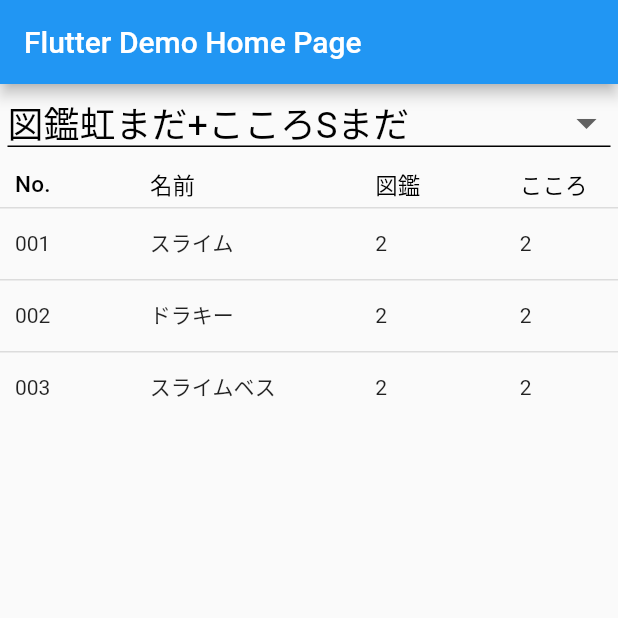
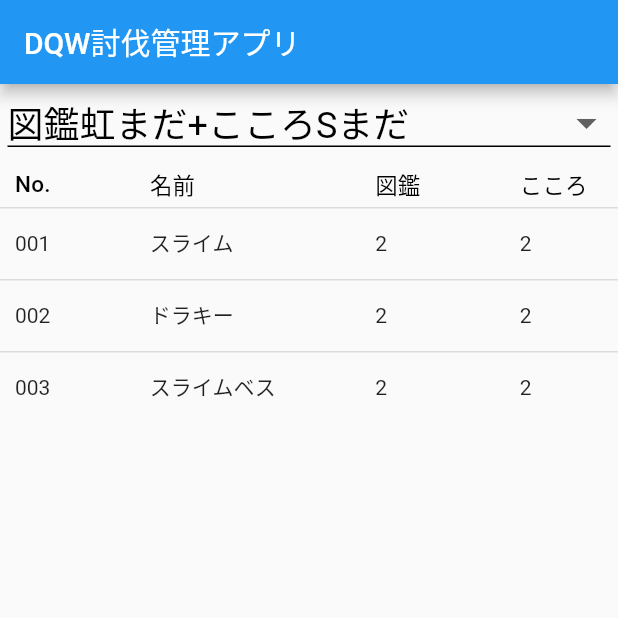
Before and after one commit to shou6216/flutter_usage, a Flutter app: the screen it shows after launch, on a phone screen of 412 x 824 dp, the top half of it. Run offline on Flutter 3.47's test engine with Material 2 defaults, Android fonts, the phone set to English and light mode, and no system bars; our stand-ins replace sqflite; accounts and stored records are empty.

Commit message:
[refactor] 不要なコメントなど削除しました

```diff
--- a/lib/main.dart
+++ b/lib/main.dart
@@ -9,43 +9,22 @@ void main() {
 }
 
 class MyApp extends StatelessWidget {
-  // This widget is the root of your application.
   @override
   Widget build(BuildContext context) {
+    final String title = 'DQW討伐管理アプリ';
     return MaterialApp(
-      title: 'Flutter Demo',
+      title: title,
       theme: ThemeData(
-        // This is the theme of your application.
-        //
-        // Try running your application with "flutter run". You'll see the
-        // application has a blue toolbar. Then, without quitting the app, try
-        // changing the primarySwatch below to Colors.green and then invoke
-        // "hot reload" (press "r" in the console where you ran "flutter run",
-        // or simply save your changes to "hot reload" in a Flutter IDE).
-        // Notice that the counter didn't reset back to zero; the application
-        // is not restarted.
         primarySwatch: Colors.blue,
-        // This makes the visual density adapt to the platform that you run
-        // the app on. For desktop platforms, the controls will be smaller and
-        // closer together (more dense) than on mobile platforms.
         visualDensity: VisualDensity.adaptivePlatformDensity,
       ),
-      home: MyHomePage(title: 'Flutter Demo Home Page'),
+      home: MyHomePage(title: title),
     );
   }
 }
 
 class MyHomePage extends StatefulWidget {
   MyHomePage({Key key, this.title}) : super(key: key);
-
-  // This widget is the home page of your application. It is stateful, meaning
-  // that it has a State object (defined below) that contains fields that affect
-  // how it looks.
-
-  // This class is the configuration for the state. It holds the values (in this
-  // case the title) provided by the parent (in this case the App widget) and
-  // used by the build method of the State. Fields in a Widget subclass are
-  // always marked "final".
 
   final String title;
 
@@ -100,8 +79,6 @@ class _MyHomePageState extends State<MyHomePage> {
               child: FutureBuilder<List<Monster>>(
                   future: dbHelper.findBySearchType(_selectValue),
                   builder: (ctx, snapshot) {
-                    print(snapshot.data);
-                    print(snapshot.hasData);
                     return snapshot.hasData
                         ? SingleChildScrollView(
                             scrollDirection: Axis.vertical,
```
Also changed, not shown: lib/database_helper.dart (+6 -5 lines).
